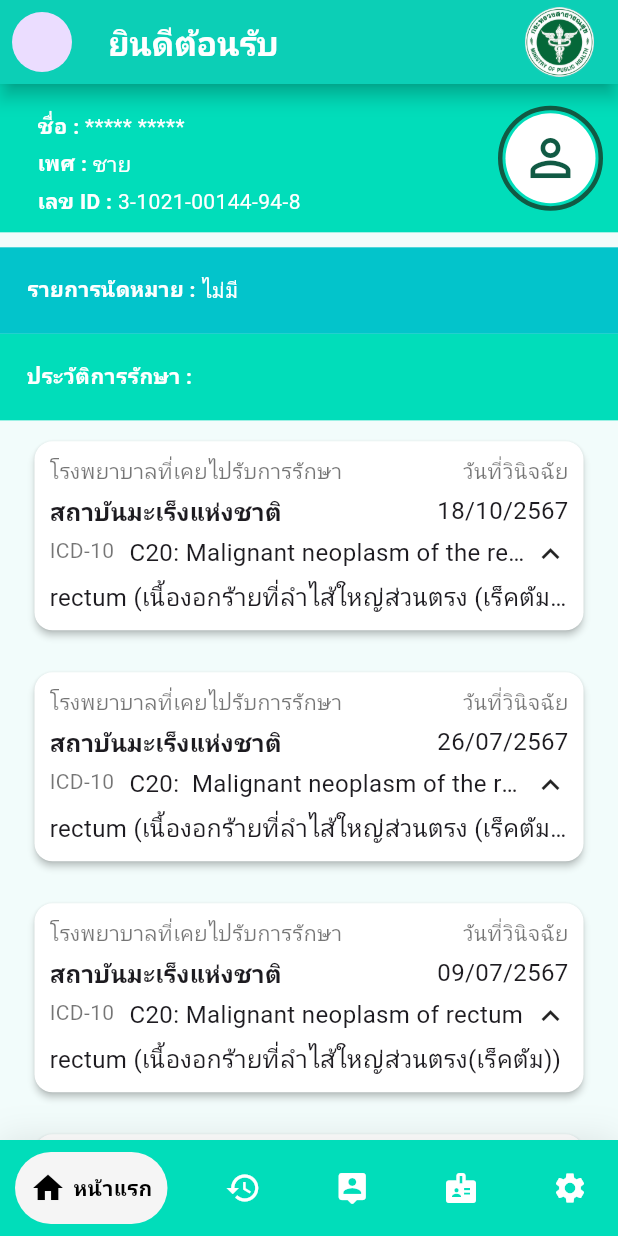
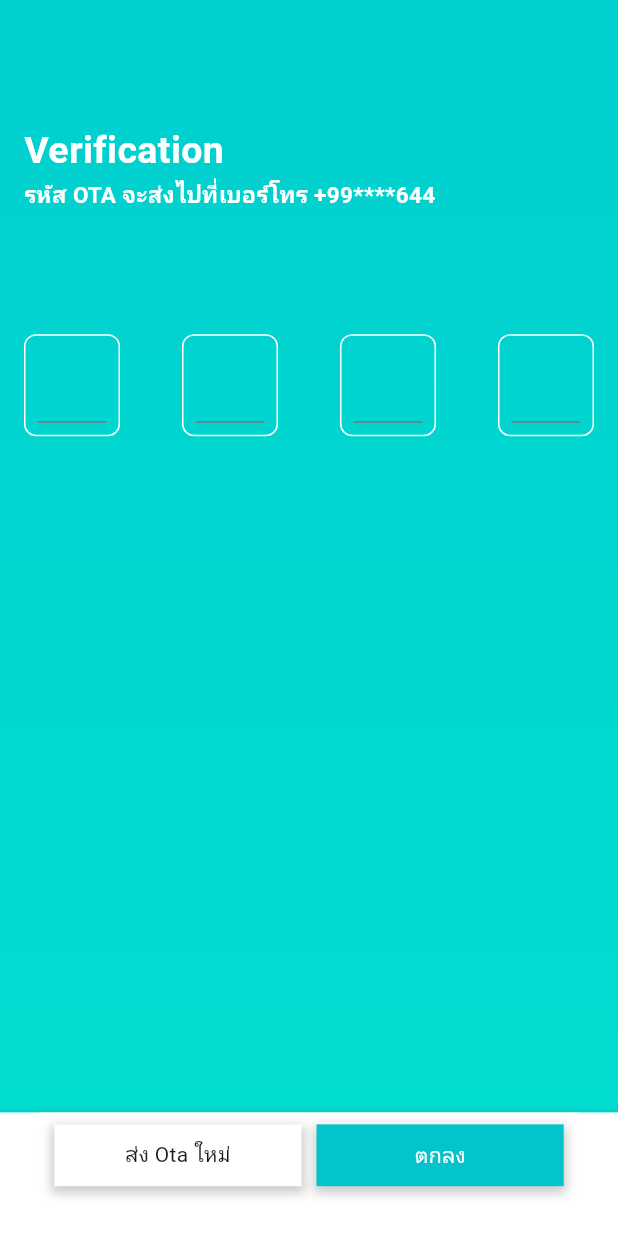
Before and after one commit to AshaTechCorporation/tcbapp, a Flutter app: the RegisterPage screen opened directly, after a tap on "ลงทะเบียน/รับรหัส OTP", on a phone screen of 412 x 824 dp. Run offline on Flutter 3.47's test engine with Material 3 defaults, Android fonts, the phone set to English and light mode, and no system bars; drawn by our look-alikes of google_nav_bar; our stand-ins replace calendar_date_picker2, dropdown_button2, dropdown_search; project files that could hold a hidden picture were left out.

Commit message:
ทำหน้า หลักครบทั้ง 5  หน้า

```diff
--- a/lib/constants.dart
+++ b/lib/constants.dart
@@ -6,6 +6,7 @@ const textColor2 = Colors.black;
 const kBackgroundColor2 = Color(0xff03C4CB);
 const avatarColor = Color(0xff115A44);
 const kBackgroundColor3 = Color(0xffF2FCFB);
+const kBackgroundColor4 = Color(0xff9E9E9E);
 
 List<Map<String, String>> cardItems = [
   {
@@ -89,6 +90,7 @@ List<Map<String, String>> cardNews = [
         'C20: Malignant neoplasm of the rectum, which is a type of colorectal cancer characterized by the uncontrolled and abnormal proliferation of malignant epithelial cells in the rectal mucosa, often leading to invasive growth into adjacent tissues and potential metastasis to regional lymph nodes, the liver, lungs, or other distant organs through hematogenous or lymphatic spread.',
   },
 ];
+String detail = '';
 
 
 // onTap: () async {
--- a/lib/home/homePage.dart
+++ b/lib/home/homePage.dart
@@ -21,17 +21,22 @@ class _HomePageState extends State<HomePage> {
           mainAxisAlignment: MainAxisAlignment.spaceBetween,
           children: [
             Text('ยินดีต้อนรับ', style: TextStyle(color: Colors.white, fontWeight: FontWeight.bold)),
-            Image.asset(
-              'assets/icons/logo MOPH.png',
-              scale: 10,
-            ),
+            Icon(
+              Icons.notifications,
+              color: Colors.white,
+            )
           ],
         ),
         backgroundColor: kBackgroundColor,
         elevation: 5,
         leading: Padding(
           padding: const EdgeInsets.all(8.0),
-          child: CircleAvatar(),
+          child: CircleAvatar(
+            child: Image.asset(
+              'assets/icons/logo MOPH.png',
+              scale: 10,
+            ),
+          ),
         ),
       ),
       body: Column(
--- /dev/null
+++ b/lib/otp/OtpPage.dart
@@ -0,0 +1,237 @@
+import 'package:flutter/material.dart';
+import 'package:flutter/services.dart';
+import 'package:tcbapp/constants.dart';
+import 'package:tcbapp/home/firstPage.dart';
+
+class Otppage extends StatefulWidget {
+  const Otppage({super.key});
+
+  @override
+  State<Otppage> createState() => _OtppageState();
+}
+
+class _OtppageState extends State<Otppage> {
+  @override
+  Widget build(BuildContext context) {
+    final size = MediaQuery.of(context).size;
+    return Scaffold(
+      body: Container(
+        width: double.infinity,
+        height: size.height * 1,
+        padding: EdgeInsets.symmetric(horizontal: 16.0),
+        decoration: BoxDecoration(
+          gradient: LinearGradient(
+            colors: [Color(0xFF00CFCF), Color(0xFF00E0D0)],
+            begin: Alignment.topCenter,
+            end: Alignment.bottomCenter,
+          ),
+        ),
+        child: SafeArea(
+          child: Column(
+            crossAxisAlignment: CrossAxisAlignment.center,
+            children: [
+              SizedBox(
+                height: size.height * 0.1,
+              ),
+              Row(
+                children: [
+                  Text(
+                    'Verification',
+                    style: TextStyle(fontSize: 25, color: textColor, fontWeight: FontWeight.bold),
+                  ),
+                ],
+              ),
+              Row(
+                children: [
+                  Text(
+                    'รหัส OTA จะส่งไปที่เบอร์โทร +99****644 ',
+                    style: TextStyle(fontSize: 15, color: textColor, fontWeight: FontWeight.bold),
+                  ),
+                ],
+              ),
+              SizedBox(
+                height: size.height * 0.1,
+              ),
+              Form(
+                child: Row(
+                  mainAxisAlignment: MainAxisAlignment.spaceBetween,
+                  children: [
+                    Container(
+                      decoration: BoxDecoration(border: Border.all(color: textColor), borderRadius: BorderRadius.circular(8)),
+                      height: 68,
+                      width: 64,
+                      child: Padding(
+                        padding: const EdgeInsets.all(8.0),
+                        child: TextField(
+                          onChanged: (value) {
+                            if (value.length == 1) {
+                              FocusScope.of(context).nextFocus();
+                            }
+                          },
+                          style: Theme.of(context).textTheme.headlineMedium,
+                          keyboardType: TextInputType.number,
+                          textAlign: TextAlign.center,
+                          inputFormatters: [
+                            LengthLimitingTextInputFormatter(1),
+                            FilteringTextInputFormatter.digitsOnly,
+                          ],
+                        ),
+                      ),
+                    ),
+                    Container(
+                      decoration: BoxDecoration(border: Border.all(color: textColor), borderRadius: BorderRadius.circular(8)),
+                      height: 68,
+                      width: 64,
+                      child: Padding(
+                        padding: const EdgeInsets.all(8.0),
+                        child: TextField(
+                          onChanged: (value) {
+                            if (value.length == 1) {
+                              FocusScope.of(context).nextFocus();
+                            }
+                          },
+                          style: Theme.of(context).textTheme.headlineMedium,
+                          keyboardType: TextInputType.number,
+                          textAlign: TextAlign.center,
+                          inputFormatters: [
+                            LengthLimitingTextInputFormatter(1),
+                            FilteringTextInputFormatter.digitsOnly,
+                          ],
+                        ),
+                      ),
+                    ),
+                    Container(
+                      decoration: BoxDecoration(border: Border.all(color: textColor), borderRadius: BorderRadius.circular(8)),
+                      height: 68,
+                      width: 64,
+                      child: Padding(
+                        padding: const EdgeInsets.all(8.0),
+                        child: TextField(
+                          onChanged: (value) {
+                            if (value.length == 1) {
+                              FocusScope.of(context).nextFocus();
+                            }
+                          },
+                          style: Theme.of(context).textTheme.headlineMedium,
+                          keyboardType: TextInputType.number,
+                          textAlign: TextAlign.center,
+                          inputFormatters: [
+                            LengthLimitingTextInputFormatter(1),
+                            FilteringTextInputFormatter.digitsOnly,
+                          ],
+                        ),
+                      ),
+                    ),
+                    Container(
+                      decoration: BoxDecoration(border: Border.all(color: textColor), borderRadius: BorderRadius.circular(8)),
+                      height: 68,
+                      width: 64,
+                      child: Padding(
+                        padding: const EdgeInsets.all(8.0),
+                        child: TextField(
+                          onChanged: (value) {
+                            if (value.length == 1) {
+                              FocusScope.of(context).nextFocus();
+                            }
+                          },
+                          style: Theme.of(context).textTheme.headlineMedium,
+                          keyboardType: TextInputType.number,
+                          textAlign: TextAlign.center,
+                          inputFormatters: [
+                            LengthLimitingTextInputFormatter(1),
+                            FilteringTextInputFormatter.digitsOnly,
+                          ],
+                        ),
+                      ),
+                    ),
+                  ],
+                ),
+              )
+            ],
+          ),
+        ),
+      ),
+      bottomSheet: Container(
+        height: size.height * 0.1,
+        width: double.infinity,
+        decoration: BoxDecoration(
+          color: textColor,
+          boxShadow: [
+            BoxShadow(
+              color: Colors.black.withOpacity(0.2),
+              spreadRadius: 2,
+              blurRadius: 5,
+              offset: Offset(0, 3),
+            ),
+          ],
+        ),
+        child: Column(children: [
+          Padding(
+            padding: const EdgeInsets.all(8.0),
+            child: Row(
+              mainAxisAlignment: MainAxisAlignment.center,
+              children: [
+                GestureDetector(
+                  onTap: () {},
+                  child: Container(
+                    decoration: BoxDecoration(
+                      color: textColor,
+                      boxShadow: [
+                        BoxShadow(
+                          color: Colors.black.withOpacity(0.2),
+                          spreadRadius: 2,
+                          blurRadius: 5,
+                          offset: Offset(0, 3),
+                        ),
+                      ],
+                    ),
+                    height: size.height * 0.05,
+                    width: size.width * 0.4,
+                    child: Center(
+                      child: Padding(
+                        padding: const EdgeInsets.all(8.0),
+                        child: Text('ส่ง Ota ใหม่'),
+                      ),
+                    ),
+                  ),
+                ),
+                SizedBox(
+                  width: 10,
+                ),
+                GestureDetector(
+                  onTap: () {
+                    Navigator.of(context).pushReplacement(MaterialPageRoute(builder: (context) => FirstPage()));
+                  },
+                  child: Container(
+                    decoration: BoxDecoration(
+                      color: kBackgroundColor2,
+                      boxShadow: [
+                        BoxShadow(
+                          color: Colors.black.withOpacity(0.2),
+                          spreadRadius: 2,
+                          blurRadius: 5,
+                          offset: Offset(0, 3),
+                        ),
+                      ],
+                    ),
+                    height: size.height * 0.05,
+                    width: size.width * 0.4,
+                    child: Center(
+                      child: Padding(
+                        padding: const EdgeInsets.all(8.0),
+                        child: Text(
+                          'ตกลง',
+                          style: TextStyle(color: textColor),
+                        ),
+                      ),
+                    ),
+                  ),
+                ),
+              ],
+            ),
+          )
+        ]),
+      ),
+    );
+  }
+}
--- a/lib/register/registerPage.dart
+++ b/lib/register/registerPage.dart
@@ -1,5 +1,8 @@
+import 'package:calendar_date_picker2/calendar_date_picker2.dart';
 import 'package:flutter/material.dart';
 import 'package:tcbapp/home/firstPage.dart';
+import "package:intl/intl.dart";
+import 'package:tcbapp/otp/OtpPage.dart';
 
 class RegisterPage extends StatefulWidget {
   const RegisterPage({super.key});
@@ -14,6 +17,24 @@ class _RegisterPageState extends State<RegisterPage> {
   final TextEditingController idCard = TextEditingController();
   final TextEditingController birthDate = TextEditingController();
   final TextEditingController phone = TextEditingController();
+
+  final DateFormat _dateFormat = DateFormat('yyyy-MM-dd');
+
+  Future<void> _afterselectDate(BuildContext context) async {
+    final selectedDates = await showCalendarDatePicker2Dialog(
+      context: context,
+      config: CalendarDatePicker2WithActionButtonsConfig(),
+      dialogSize: const Size(325, 400),
+      value: [],
+    );
+
+    if (selectedDates != null && selectedDates.isNotEmpty) {
+      // แปลงวันที่เป็น String และใส่ใน TextFormField
+      final selectedDate = selectedDates.first;
+      final formattedDate = _dateFormat.format(selectedDate!);
+      birthDate.text = formattedDate;
+    }
+  }
 
   @override
   Widget build(BuildContext context) {
@@ -87,7 +108,7 @@ class _RegisterPageState extends State<RegisterPage> {
                   width: double.infinity,
                   child: OutlinedButton(
                     onPressed: () {
-                      Navigator.of(context).pushReplacement(MaterialPageRoute(builder: (context) => FirstPage()));
+                      Navigator.of(context).pushReplacement(MaterialPageRoute(builder: (context) => Otppage()));
                     },
                     style: OutlinedButton.styleFrom(
                       side: BorderSide(color: Colors.white),
@@ -125,7 +146,13 @@ class _RegisterPageState extends State<RegisterPage> {
           fillColor: Colors.white,
           // labelText: label,
           hintText: hint ?? '',
-          prefixIcon: Icon(icon, color: Colors.grey),
+          prefixIcon: controller == birthDate
+              ? GestureDetector(
+                  onTap: () {
+                    _afterselectDate(context);
+                  },
+                  child: Icon(icon, color: Colors.grey))
+              : Icon(icon, color: Colors.grey),
           border: OutlineInputBorder(
             borderRadius: BorderRadius.circular(8.0),
             borderSide: BorderSide.none,
--- a/pubspec.yaml
+++ b/pubspec.yaml
@@ -44,6 +44,8 @@ dependencies:
   json_annotation: ^4.9.0
   dropdown_button2: ^2.3.9
   dropdown_search: ^5.0.6
+  calendar_date_picker2: ^0.5.2
+  easy_date_timeline: ^1.1.3
 
 dev_dependencies:
   flutter_test:
```
Also changed, not shown: lib/Policy/policyPage.dart (+42 -8 lines), pubspec.lock.
